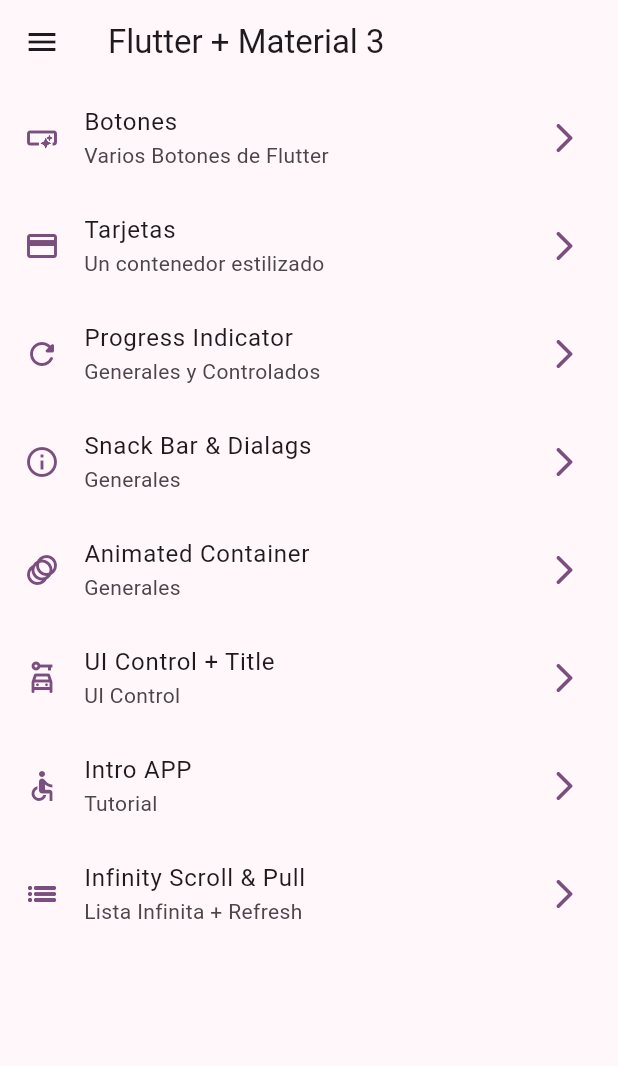
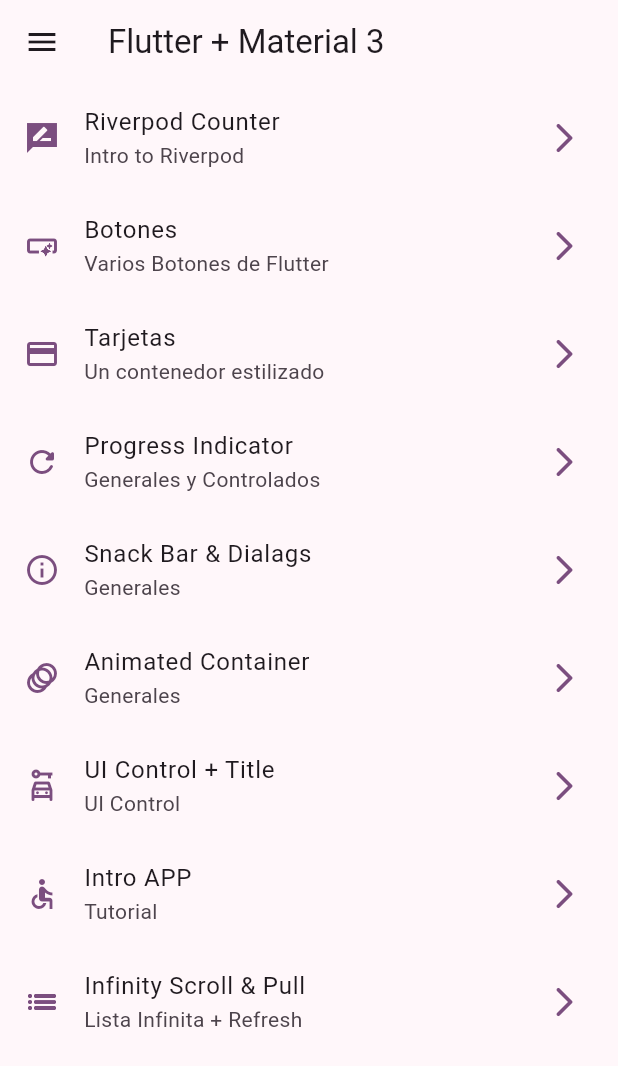
Before and after one commit to DeftoLabs/flutter-widgets, a Flutter app: the screen it shows after launch, on a phone screen of 412 x 824 dp. Shown: the top 1066 px of the screen. Run offline on Flutter 3.47's test engine with Material 3 defaults, Android fonts, the phone set to English and light mode, and no system bars; our stand-ins replace animate_do, go_router.

Commit message:
Prepara para Riverpod

```diff
--- a/lib/config/menu/menu_items.dart
+++ b/lib/config/menu/menu_items.dart
@@ -14,6 +14,12 @@ class MenuItem {
 
 }
     final List<MenuItem> appMenuItems =[
+      MenuItem(
+        title: 'Riverpod Counter',
+        subTitle: 'Intro to Riverpod',
+        link:'/riverpod',
+        icon: Icons.rate_review_sharp,
+        ),
       MenuItem(
         title: 'Botones',
         subTitle: 'Varios Botones de Flutter',
@@ -65,7 +71,4 @@ class MenuItem {
         link:'/infinity',
         icon: Icons.list_outlined,
         ),
-
-
-
     ];
--- a/lib/config/router/app_router.dart
+++ b/lib/config/router/app_router.dart
@@ -68,6 +68,14 @@ final appRouter = GoRouter(
             return const InfinityScrollScreen();
           },
         ),
+          GoRoute(
+          path: '/riverpod',
+          name: CounterScreen.name,
+          builder: (context,state) {
+            return const CounterScreen();
+          },
+        ),
+
       ],
 
     );
--- a/lib/presentation/screen/screens.dart
+++ b/lib/presentation/screen/screens.dart
@@ -2,6 +2,7 @@ export 'package:widgets_app/presentation/screen/animated/animated_screen.dart';
 export 'package:widgets_app/presentation/screen/app_tutorial/app_tutorial_screen.dart';
 export 'package:widgets_app/presentation/screen/buttoms/buttoms_screen.dart';
 export 'package:widgets_app/presentation/screen/cards/cards_screen.dart';
+export 'package:widgets_app/presentation/screen/counter/counter_screen.dart';
 export 'package:widgets_app/presentation/screen/home/home_screen.dart';
 export 'package:widgets_app/presentation/screen/infinite_scroll/infinite_scroll_screen.dart';
 export 'package:widgets_app/presentation/screen/progress/progress_screen.dart';
```
Also changed, not shown: lib/presentation/screen/counter/counter_screen.dart (added, +23 -0 lines).
